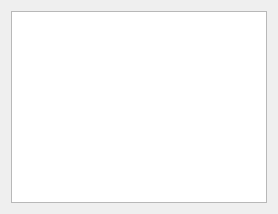
Above: src/menipy/gui/views/results_panel.ui from carenaudo/Menipy before the change. Below: the same form after it.
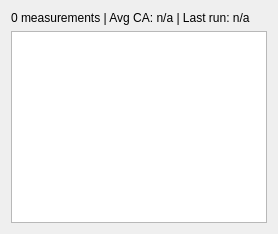
That is the form after the change.

What changed in the file:
```diff
--- a/src/menipy/gui/views/results_panel.ui
+++ b/src/menipy/gui/views/results_panel.ui
@@ -4,10 +4,20 @@
   <widget class="QWidget" name="ResultsPanel">
    <property name="windowTitle"><string>Results</string></property>
    <layout class="QVBoxLayout" name="verticalLayout">
+    <item>
+     <widget class="QLabel" name="summaryLabel">
+      <property name="text"><string>0 measurements | Avg CA: n/a | Last run: n/a</string></property>
+     </widget>
+    </item>
     <item>
      <widget class="QTableWidget" name="resultsTable">
       <property name="columnCount"><number>0</number></property>
       <property name="rowCount"><number>0</number></property>
+      <property name="alternatingRowColors"><bool>true</bool></property>
+      <property name="sortingEnabled"><bool>true</bool></property>
+      <property name="selectionBehavior">
+       <enum>QAbstractItemView::SelectionBehavior::SelectRows</enum>
+      </property>
       <attribute name="horizontalHeaderVisible">
        <bool>true</bool>
       </attribute>
```
